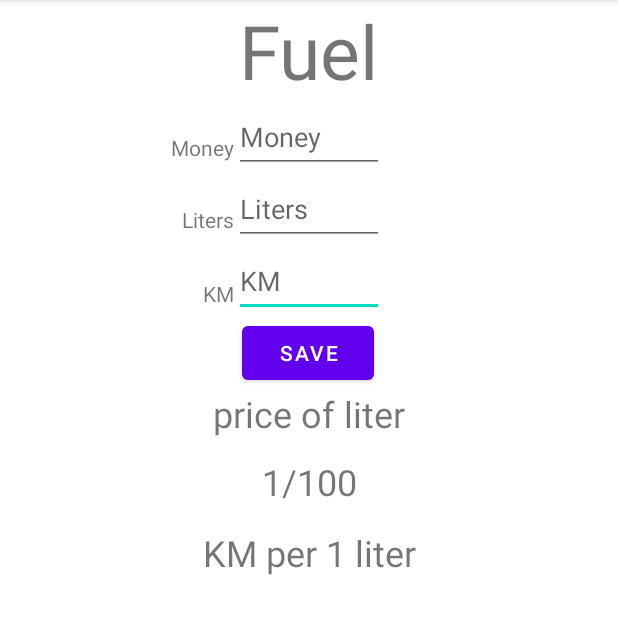
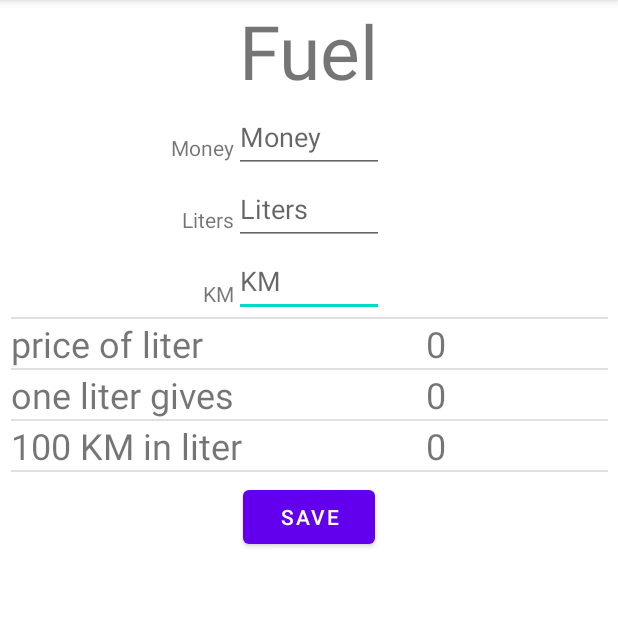
Before and after one commit to ishay320/Expenses, an Android app: the screen it shows after launch (MainActivity), on a phone screen of 412 x 824 dp, the part 84-718 px from its top. Run offline under Robolectric (Android 15) with nearby library versions, the phone set to English and light mode, and no system bars.

Commit message:
the base of drive is done

```diff
--- a/app/src/main/java/com/example/expenses/MainActivity.java
+++ b/app/src/main/java/com/example/expenses/MainActivity.java
@@ -12,7 +12,7 @@ import android.widget.TextView;
 import android.widget.Toast;
 
 public class MainActivity extends AppCompatActivity {
-    private Button button_calculate, button_save;
+    private Button button_save;
     private EditText edit_text_money, edit_text_liters, edit_text_KM;
     private TextView liters_in_hundred_KM, price_of_liter, KM_per_liter;
     EditText test;
@@ -28,9 +28,9 @@ public class MainActivity extends AppCompatActivity {
         liters_in_hundred_KM = findViewById(R.id.LiterIn100);
         price_of_liter = findViewById(R.id.PriceOfLiter);
         KM_per_liter = findViewById(R.id.KMPerLiter);
-        edit_text_money = ((EditText)findViewById(R.id.TextMoney));
-        edit_text_liters = ((EditText)findViewById(R.id.TextLiters));
-        edit_text_KM = ((EditText)findViewById(R.id.TextKM));
+        edit_text_money = (findViewById(R.id.TextMoney));
+        edit_text_liters = (findViewById(R.id.TextLiters));
+        edit_text_KM = (findViewById(R.id.TextKM));
         //apply listener for all text
         EditText edit_arr[] = {edit_text_money, edit_text_liters, edit_text_KM};
         for (EditText edit_tmp:edit_arr
@@ -47,11 +47,21 @@ public class MainActivity extends AppCompatActivity {
                 @Override
                 public void afterTextChanged(Editable editable) {
                     refreshText();
-
                 }
             });
         }
+        button_save = findViewById(R.id.button_save);
+        button_save.setOnClickListener(new View.OnClickListener() {
+            @Override
+            public void onClick(View view) {
+
+            }
+        });
     }
+
+    /**
+     * refresh the text on screen
+     */
     void refreshText(){
         double money = getDoubleFromEditText(edit_text_money);
         double liters = getDoubleFromEditText(edit_text_liters);
@@ -62,9 +72,9 @@ public class MainActivity extends AppCompatActivity {
         double liter_price_in_hundred = km_per_liter_number!= 0 ? 100/km_per_liter_number : 0;
 
         //setting the numbers in the screen
-        price_of_liter.setText(String.format("price of liter: %.2f", price));
-        KM_per_liter.setText(String.format("1 liter is %.2f KM", km_per_liter_number));
-        liters_in_hundred_KM.setText(String.format("100 KM is %.2f liter", liter_price_in_hundred));
+        price_of_liter.setText(String.format("%.2f", price));
+        KM_per_liter.setText(String.format("%.2f", km_per_liter_number));
+        liters_in_hundred_KM.setText(String.format("%.2f", liter_price_in_hundred));
     }
 
     /**
--- a/app/src/main/res/layout/activity_main.xml
+++ b/app/src/main/res/layout/activity_main.xml
@@ -103,45 +103,111 @@
         android:layout_height="wrap_content"
         android:text="save"
         app:layout_constraintEnd_toEndOf="parent"
-        app:layout_constraintHorizontal_bias="0.498"
         app:layout_constraintStart_toStartOf="parent"
-        app:layout_constraintTop_toBottomOf="@+id/TextKM" />
+        app:layout_constraintTop_toBottomOf="@+id/linearLayout" />
 
     <LinearLayout
         android:id="@+id/linearLayout"
-        android:layout_width="409dp"
-        android:layout_height="225dp"
+        android:layout_width="398dp"
+        android:layout_height="109dp"
         android:orientation="vertical"
         app:layout_constraintBottom_toBottomOf="parent"
         app:layout_constraintEnd_toEndOf="parent"
         app:layout_constraintHorizontal_bias="0.51"
         app:layout_constraintStart_toStartOf="parent"
-        app:layout_constraintTop_toBottomOf="@+id/button_save"
+        app:layout_constraintTop_toBottomOf="@+id/TextKM"
         app:layout_constraintVertical_bias="0.0">
 
-        <TextView
-            android:id="@+id/PriceOfLiter"
+        <View
+            android:id="@+id/divider"
             android:layout_width="match_parent"
-            android:layout_height="45dp"
-            android:text="price of liter"
-            android:textAlignment="center"
-            android:textSize="24sp" />
+            android:layout_height="1dp"
+            android:background="?android:attr/listDivider" />
 
-        <TextView
-            android:id="@+id/LiterIn100"
+        <LinearLayout
             android:layout_width="match_parent"
-            android:layout_height="47dp"
-            android:text="1/100"
-            android:textAlignment="center"
-            android:textSize="24sp" />
+            android:layout_height="wrap_content"
+            android:orientation="horizontal">
 
-        <TextView
-            android:id="@+id/KMPerLiter"
+            <TextView
+                android:id="@+id/textPriceOfLiter"
+                android:layout_width="170dp"
+                android:layout_height="wrap_content"
+                android:layout_weight="1"
+                android:text="price of liter"
+                android:textSize="24sp" />
+
+            <TextView
+                android:id="@+id/PriceOfLiter"
+                android:layout_width="229dp"
+                android:layout_height="wrap_content"
+                android:text="0"
+                android:textAlignment="center"
+                android:textSize="24sp" />
+
+        </LinearLayout>
+
+        <View
+            android:id="@+id/divider3"
             android:layout_width="match_parent"
-            android:layout_height="79dp"
-            android:text="KM per 1 liter"
-            android:textAlignment="center"
-            android:textSize="24sp" />
+            android:layout_height="1dp"
+            android:background="?android:attr/listDivider" />
+
+        <LinearLayout
+            android:layout_width="match_parent"
+            android:layout_height="wrap_content"
+            android:orientation="horizontal">
+
+            <TextView
+                android:id="@+id/textKMPerLiter"
+                android:layout_width="170dp"
+                android:layout_height="wrap_content"
+                android:layout_weight="1"
+                android:text="one liter gives"
+                android:textSize="24sp" />
+
+            <TextView
+                android:id="@+id/KMPerLiter"
+                android:layout_width="229dp"
+                android:layout_height="wrap_content"
+                android:text="0"
+                android:textAlignment="center"
+                android:textSize="24sp" />
+        </LinearLayout>
+
+        <View
+            android:id="@+id/divider2"
+            android:layout_width="match_parent"
+            android:layout_height="1dp"
+            android:background="?android:attr/listDivider" />
+
+        <LinearLayout
+            android:layout_width="match_parent"
+            android:layout_height="wrap_content"
+            android:orientation="horizontal">
+
+            <TextView
+                android:id="@+id/textView9"
+                android:layout_width="170dp"
+                android:layout_height="match_parent"
+                android:layout_weight="1"
+                android:text="100 KM in liter"
+                android:textSize="24sp" />
+
+            <TextView
+                android:id="@+id/LiterIn100"
+                android:layout_width="229dp"
+                android:layout_height="wrap_content"
+                android:text="0"
+                android:textAlignment="center"
+                android:textSize="24sp" />
+        </LinearLayout>
+
+        <View
+            android:id="@+id/divider4"
+            android:layout_width="match_parent"
+            android:layout_height="1dp"
+            android:background="?android:attr/listDivider" />
 
     </LinearLayout>
 
```
